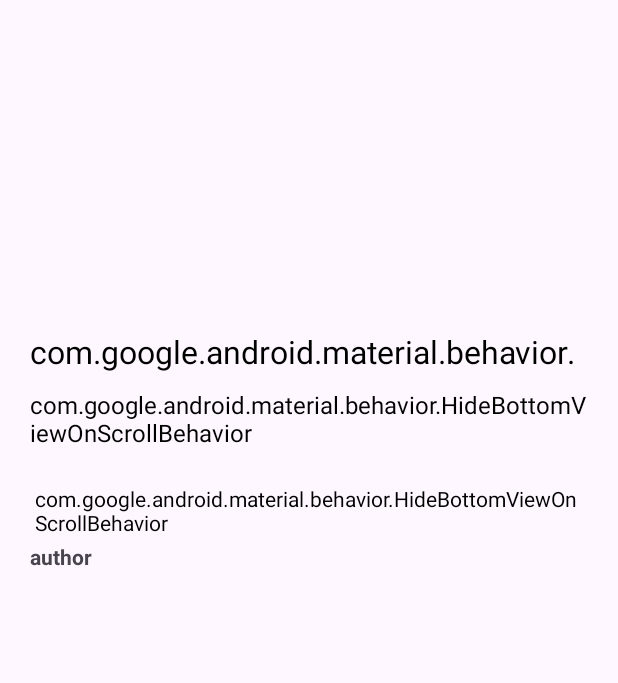
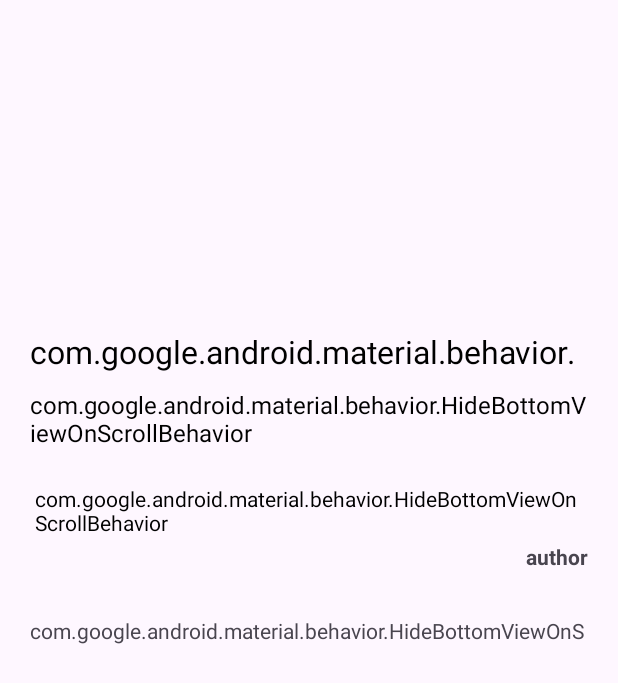
Before and after one commit to mohamedibrahemanwar/News_Application, an Android app: the layout activity_full_news.xml on its own in the app's theme, with its tools: preview values and no code run, on a phone screen of 412 x 824 dp. Shown: the top 683 px of the screen. Run offline under Robolectric (Android 15) with nearby library versions, the phone set to English and light mode, and no system bars.

Commit message:
% News App

```diff
--- a/app/src/main/java/com/example/newsapp/ui/FullNewsActivity.kt
+++ b/app/src/main/java/com/example/newsapp/ui/FullNewsActivity.kt
@@ -1,5 +1,7 @@
 package com.example.newsapp.ui
 
+import android.content.Intent
+import android.net.Uri
 import android.os.Build
 import androidx.appcompat.app.AppCompatActivity
 import android.os.Bundle
@@ -31,6 +33,12 @@ class FullNewsActivity : AppCompatActivity() {
         viewBinding.content.text = newNews?.content
         viewBinding.description.text = newNews?.description
         viewBinding.author.text = newNews?.author
+        viewBinding.url.text = newNews?.url
+        viewBinding.url.setOnClickListener {
+            var intent = Intent(Intent.ACTION_VIEW)
+            intent.setData(Uri.parse(newNews?.url))
+            startActivity(intent)
+        }
     }
     var newNews: News? = null
     private fun initParms() {
--- a/app/src/main/res/layout/activity_full_news.xml
+++ b/app/src/main/res/layout/activity_full_news.xml
@@ -1,5 +1,5 @@
 <?xml version="1.0" encoding="utf-8"?>
-<LinearLayout xmlns:android="http://schemas.android.com/apk/res/android"
+<androidx.constraintlayout.widget.ConstraintLayout xmlns:android="http://schemas.android.com/apk/res/android"
     xmlns:app="http://schemas.android.com/apk/res-auto"
     xmlns:tools="http://schemas.android.com/tools"
     android:layout_width="match_parent"
@@ -10,7 +10,10 @@
     <ImageView
         android:id="@+id/image"
         android:layout_width="match_parent"
-        android:layout_height="200dp" />
+        android:layout_height="200dp"
+        app:layout_constraintEnd_toEndOf="parent"
+        app:layout_constraintStart_toStartOf="parent"
+        app:layout_constraintTop_toTopOf="parent" />
 
     <TextView
         android:id="@+id/title"
@@ -19,6 +22,9 @@
         android:maxLines="1"
         android:textColor="@color/black"
         android:textSize="21sp"
+        app:layout_constraintEnd_toEndOf="@id/image"
+        app:layout_constraintStart_toStartOf="@id/image"
+        app:layout_constraintTop_toBottomOf="@id/image"
         tools:text="@string/hide_bottom_view_on_scroll_behavior" />
 
     <TextView
@@ -28,17 +34,22 @@
         android:layout_marginTop="10dp"
         android:textColor="@color/black"
         android:textSize="16sp"
+        app:layout_constraintEnd_toEndOf="parent"
+        app:layout_constraintStart_toStartOf="@id/title"
+        app:layout_constraintTop_toBottomOf="@id/title"
         tools:text="@string/hide_bottom_view_on_scroll_behavior" />
 
     <TextView
         android:id="@+id/content"
-        android:layout_width="match_parent"
+        android:layout_width="wrap_content"
         android:layout_height="wrap_content"
-
         android:layout_marginTop="20dp"
         android:padding="3dp"
         android:textColor="@color/black"
         android:textSize="14sp"
+        app:layout_constraintEnd_toEndOf="parent"
+        app:layout_constraintStart_toStartOf="parent"
+        app:layout_constraintTop_toBottomOf="@id/description"
         tools:text="@string/hide_bottom_view_on_scroll_behavior" />
 
     <TextView
@@ -46,5 +57,18 @@
         android:layout_width="wrap_content"
         android:layout_height="wrap_content"
         android:textStyle="bold"
+        app:layout_constraintEnd_toEndOf="parent"
+        app:layout_constraintTop_toBottomOf="@id/content"
         tools:text="author" />
-</LinearLayout>
+
+    <TextView
+        android:id="@+id/url"
+        android:layout_width="wrap_content"
+        android:layout_height="wrap_content"
+        android:layout_marginTop="30dp"
+        android:lines="1"
+        android:maxLines="1"
+        app:layout_constraintStart_toStartOf="parent"
+        app:layout_constraintTop_toBottomOf="@id/author"
+        tools:text="@string/hide_bottom_view_on_scroll_behavior" />
+</androidx.constraintlayout.widget.ConstraintLayout>
```
